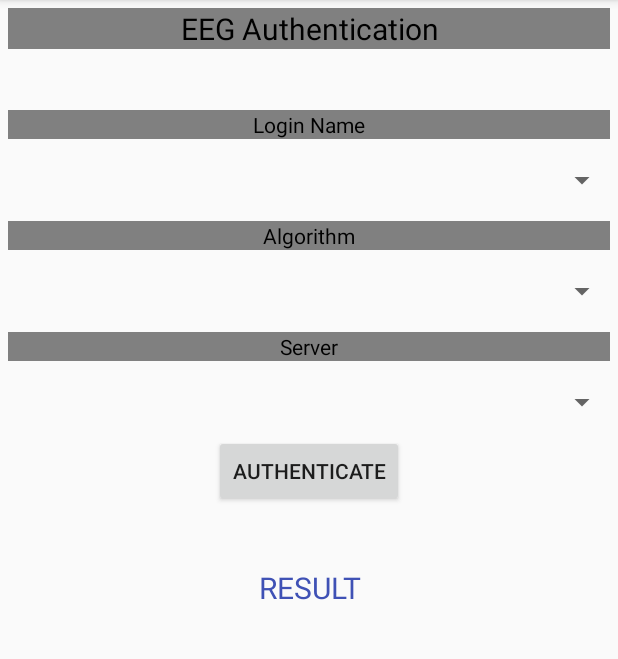
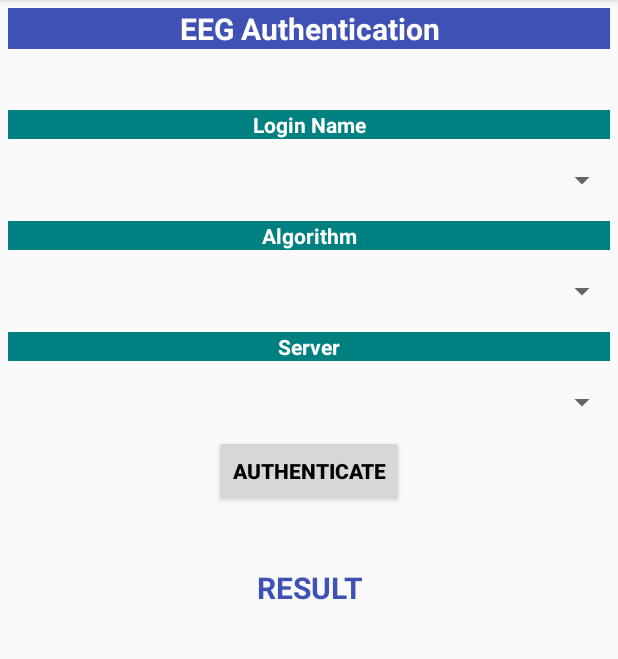
Before and after one commit to akshaymnair/MobileComputing, an Android app: the screen it shows after launch (MainActivity), on a phone screen of 412 x 824 dp, the part 84-743 px from its top. Run offline under Robolectric (Android 15) with nearby library versions, the phone set to English and light mode, and no system bars.

Commit message:
Proj: UI changes

```diff
--- a/Group10_Brainer/app/src/main/res/layout/activity_main.xml
+++ b/Group10_Brainer/app/src/main/res/layout/activity_main.xml
@@ -17,10 +17,11 @@
             android:layout_width="match_parent"
             android:layout_height="match_parent"
             android:layout_margin="5dp"
-            android:background="@color/gray"
+            android:background="@color/colorPrimary"
             android:gravity="center"
             android:text="EEG Authentication"
-            android:textColor="#000"
+            android:textStyle="bold"
+            android:textColor="@color/white"
             android:textSize="20dp" />
 
         <Space
@@ -31,10 +32,11 @@
             android:layout_width="match_parent"
             android:layout_height="match_parent"
             android:layout_margin="5dp"
-            android:background="@color/gray"
+            android:background="@color/teal"
             android:gravity="center"
             android:text="Login Name"
-            android:textColor="@color/black" />
+            android:textStyle="bold"
+            android:textColor="@color/white"/>
 
         <Space
             android:layout_width="1dp"
@@ -52,11 +54,12 @@
         <TextView
             android:layout_width="match_parent"
             android:layout_height="match_parent"
-            android:background="@color/gray"
+            android:background="@color/teal"
             android:layout_margin="5dp"
             android:gravity="center"
             android:text="Algorithm"
-            android:textColor="@color/black" />
+            android:textStyle="bold"
+            android:textColor="@color/white" />
 
         <Space
             android:layout_width="1dp"
@@ -74,11 +77,12 @@
         <TextView
             android:layout_width="match_parent"
             android:layout_height="match_parent"
-            android:background="@color/gray"
+            android:background="@color/teal"
             android:layout_margin="5dp"
             android:gravity="center"
             android:text="Server"
-            android:textColor="@color/black" />
+            android:textStyle="bold"
+            android:textColor="@color/white" />
 
         <Space
             android:layout_width="1dp"
@@ -94,7 +98,12 @@
             android:layout_width="wrap_content"
             android:layout_height="wrap_content"
             android:layout_marginTop="10dp"
-            android:text="AUTHENTICATE" />
+            android:text="AUTHENTICATE"
+            android:textStyle="bold"
+            android:textColor="@color/black"
+            android:shadowColor="@color/colorPrimary"
+
+            />
 
         <TextView
             android:layout_width="match_parent"
@@ -102,6 +111,7 @@
             android:layout_marginTop="40dp"
             android:text="RESULT"
             android:textAlignment="center"
+            android:textStyle="bold"
             android:textColor="@color/colorPrimary"
             android:textSize="20sp" />
 
```
